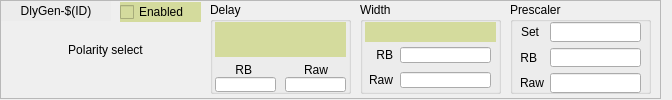
epics-modules/mrfioc2, file ui/EVR/evr_pulser.ui: the form before one commit.
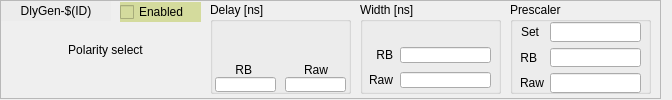
The form after the commit. Custom widgets are drawn as their Qt base class.

Diff of the .ui file:
```diff
--- a/ui/EVR/evr_pulser.ui
+++ b/ui/EVR/evr_pulser.ui
@@ -153,7 +153,7 @@
      </rect>
     </property>
     <property name="title">
-     <string>Width</string>
+     <string>Width [ns]</string>
     </property>
     <widget class="caSpinbox" name="caspinbox">
      <property name="geometry">
@@ -164,8 +164,8 @@
        <height>20</height>
       </rect>
      </property>
-     <property name="styleSheet">
-      <string notr="true">background: rgb(212, 219, 157, 255); color: rgb(0, 0, 0, 255);</string>
+     <property name="toolTip">
+      <string>How long does a pulse state stay active</string>
      </property>
      <property name="channel" stdset="0">
       <string notr="true">$(EVR):DlyGen-$(ID)-Width-SP</string>
@@ -247,7 +247,7 @@
      </rect>
     </property>
     <property name="title">
-     <string>Delay</string>
+     <string>Delay [ns]</string>
     </property>
     <widget class="caNumeric" name="canumeric">
      <property name="geometry">
@@ -258,8 +258,8 @@
        <height>35</height>
       </rect>
      </property>
-     <property name="styleSheet">
-      <string notr="true">background: rgb(212, 219, 157, 255); color: rgb(0, 0, 0, 255);</string>
+     <property name="toolTip">
+      <string>Time between the trigger and pulse action.</string>
      </property>
      <property name="channel" stdset="0">
       <string notr="true">$(EVR):DlyGen-$(ID)-Delay-SP</string>
```
Left out of the diff: 11 changed lines with no effect on the pictures.
